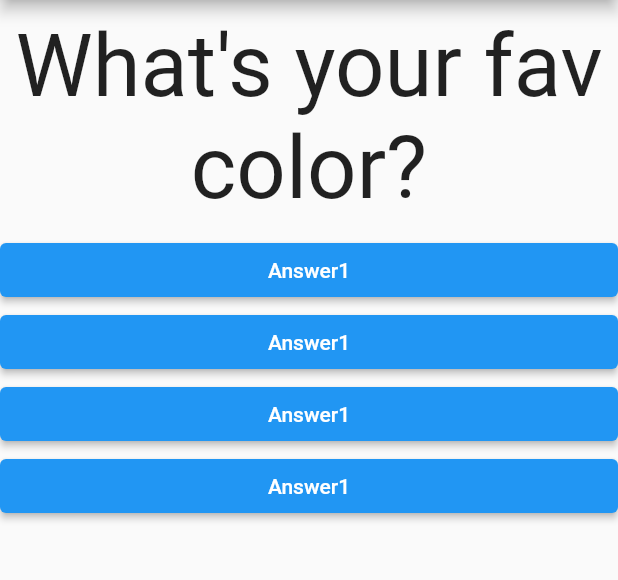
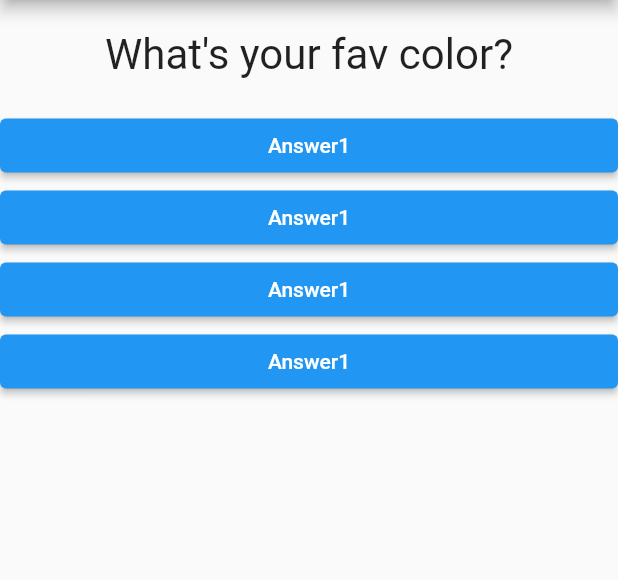
Before and after one commit to addod19/flutterQuizApp, a Flutter app: the screen it shows after launch, on a phone screen of 412 x 824 dp, the part 84-664 px from its top. Run offline on Flutter 3.47's test engine with Material 2 defaults, Android fonts, the phone set to English and light mode, and no system bars.

Commit message:
Create a couple of widgets, call the widgets in the main file

```diff
--- a/lib/main.dart
+++ b/lib/main.dart
@@ -1,6 +1,7 @@
 import 'package:flutter/material.dart';
 
 import './quiz.dart';
+import './result.dart';
 
 void main() {
   runApp(MyApp());
@@ -51,7 +52,7 @@ class _MyAppState extends State<MyApp> {
                 questionIndex: _questionIndex,
                 questions: _questions,
               )
-            : Center(child: Text('Congratulations')),
+            : Result(),
       ),
     );
   }
--- a/lib/question.dart
+++ b/lib/question.dart
@@ -10,9 +10,10 @@ class Question extends StatelessWidget {
     return Container(
       width: double.infinity,
       margin: EdgeInsets.all(10),
+      padding: EdgeInsets.all(10),
       child: Text(
         questionText,
-        style: TextStyle(fontSize: 58),
+        style: TextStyle(fontSize: 28),
         textAlign: TextAlign.center,
       ),
     );
--- a/lib/quiz.dart
+++ b/lib/quiz.dart
@@ -9,9 +9,9 @@ class Quiz extends StatelessWidget {
   final int questionIndex;
 
   Quiz({
-    @required this.questions,
-    @required this.answerQuestion,
-    @required this.questionIndex,
+    required this.questions,
+    required this.answerQuestion,
+    required this.questionIndex,
   }); // named argument
 
   @override
```
Also changed, not shown: lib/result.dart (+10 -0 lines).
